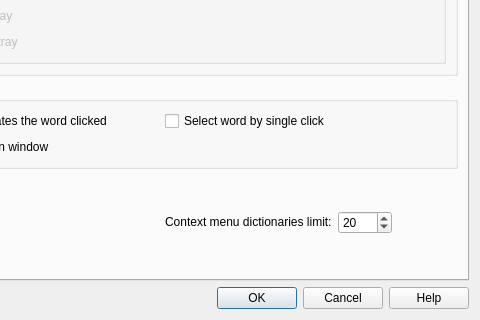
FrightenedFoxCN/goldendict, file src/ui/forms/preferences.ui: the form before one commit; both pictures show x 156 to 636 and y 253 to 573 of the 636 by 573 pixel window.
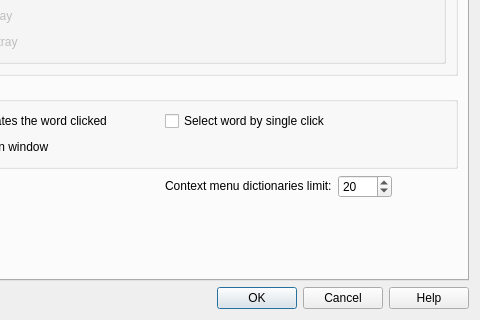
The form after the commit. Icons and pictures are not drawn. Custom widgets are drawn as their Qt base class.

Commit message:
Fix Interface tab grid layout - correct row numbering
- Move maxDictsInContextMenu from row 6 to row 4 column 1
- Removes large visual gap in preferences dialog
- Ensures double-click checkbox and other options display correctly

```diff
--- a/src/ui/forms/preferences.ui
+++ b/src/ui/forms/preferences.ui
@@ -220,7 +220,7 @@
          </property>
         </spacer>
        </item>
-       <item row="6" column="1">
+       <item row="4" column="1">
         <layout class="QHBoxLayout" name="horizontalLayout_13">
          <item>
           <widget class="QLabel" name="maxDictsInContextMenuLabel">
```
